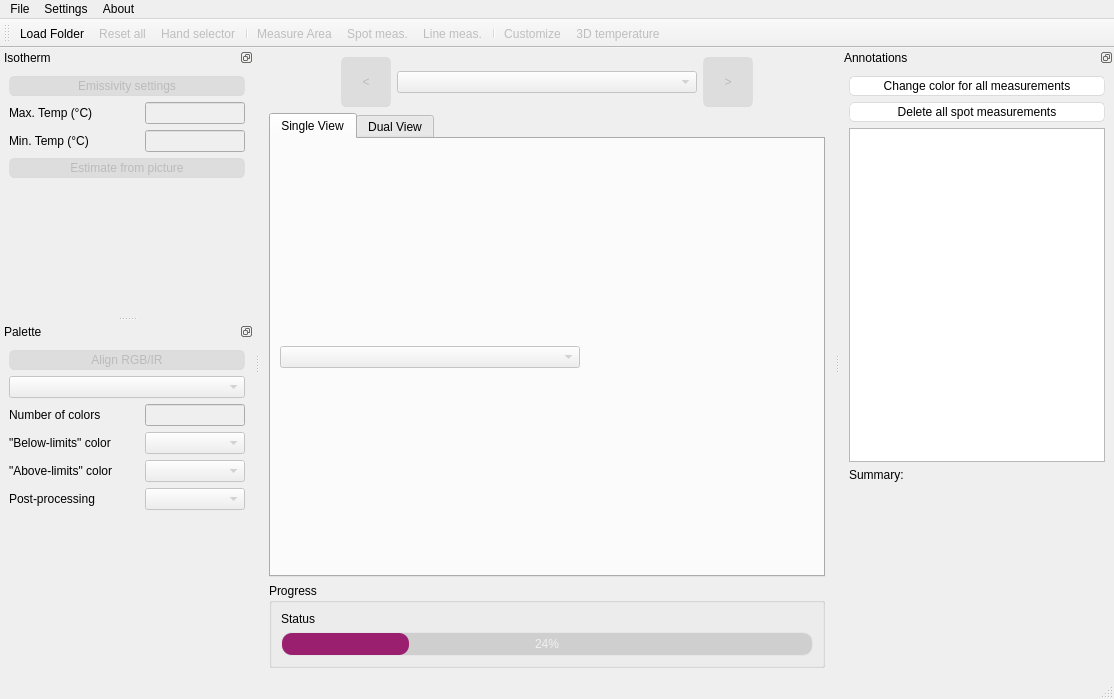
Above: ui/main_window.ui from s-du/Thermogram before the change. Below: the same form after it.
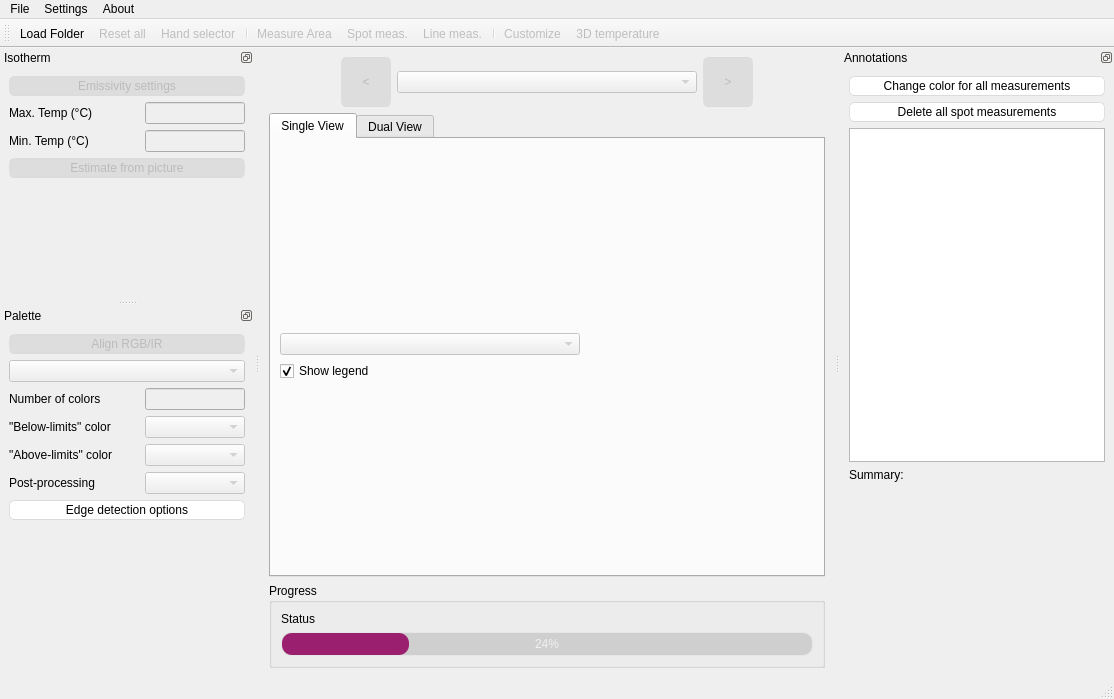
That is the form after the change.

The edit to the form file:
```diff
--- a/ui/main_window.ui
+++ b/ui/main_window.ui
@@ -195,6 +195,16 @@
             </property>
            </widget>
           </item>
+          <item>
+           <widget class="QCheckBox" name="checkBox_legend">
+            <property name="text">
+             <string>Show legend</string>
+            </property>
+            <property name="checked">
+             <bool>true</bool>
+            </property>
+           </widget>
+          </item>
          </layout>
         </item>
        </layout>
@@ -745,6 +755,13 @@
        </item>
       </layout>
      </item>
+     <item>
+      <widget class="QPushButton" name="pushButton_edge_options">
+       <property name="text">
+        <string>Edge detection options</string>
+       </property>
+      </widget>
+     </item>
      <item>
       <spacer name="verticalSpacer_3">
        <property name="orientation">
```
